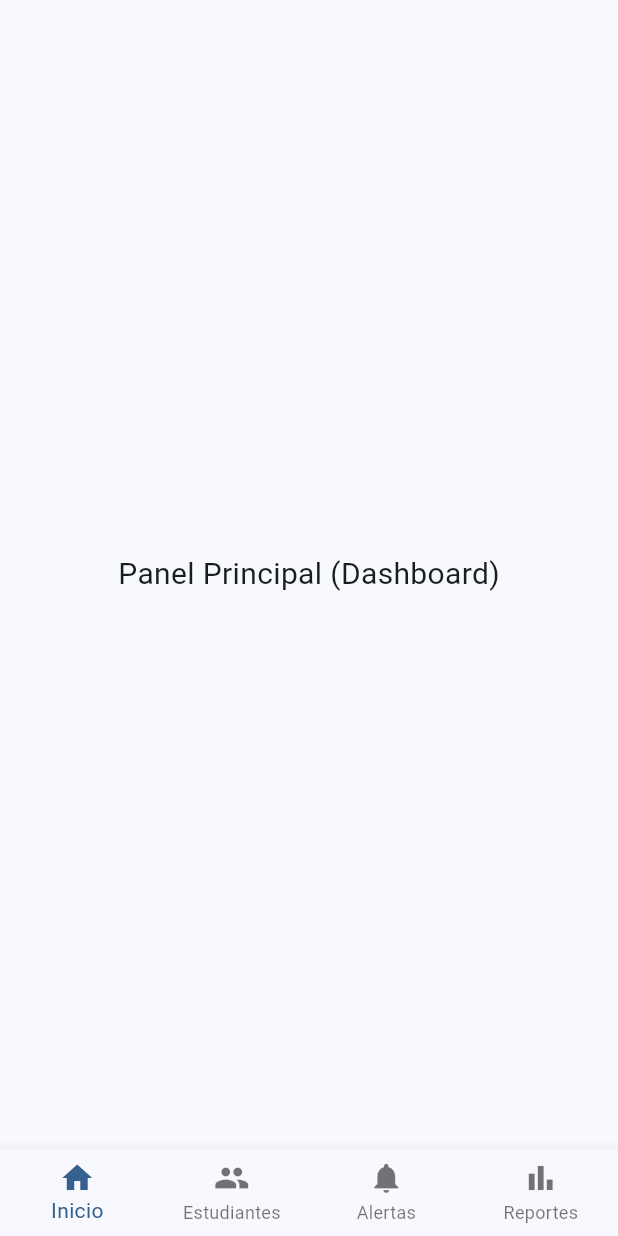
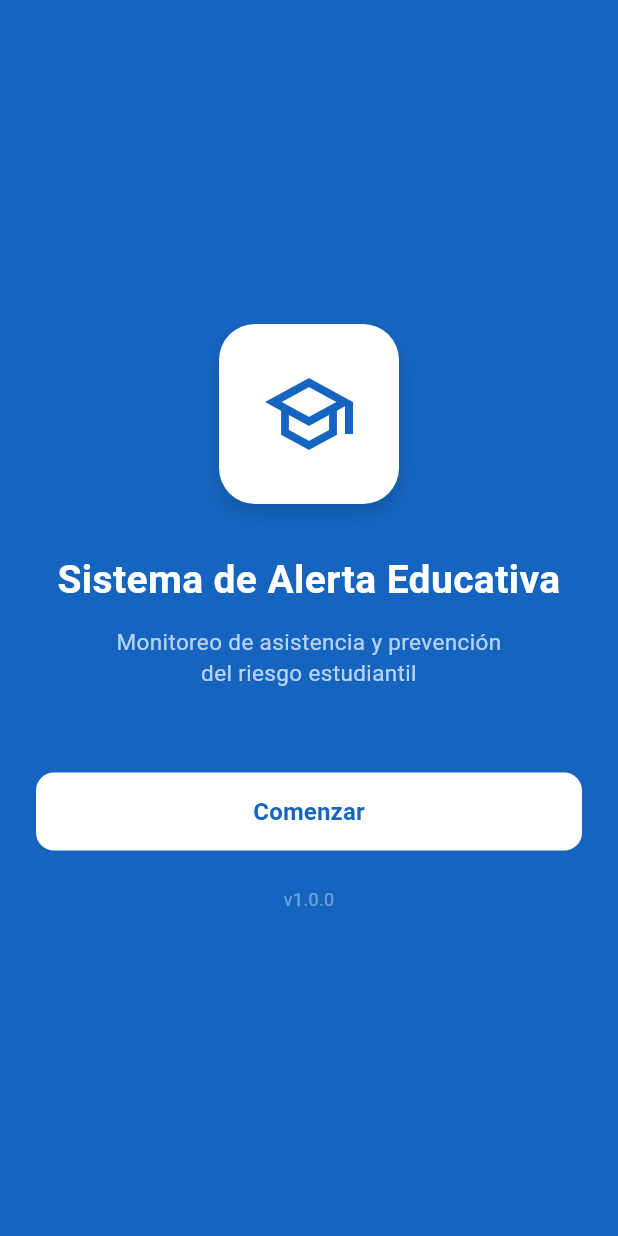
Before and after one commit to Minicodeveloper/asistencia_capullanas, a Flutter app: the screen it shows after launch, on a phone screen of 412 x 824 dp. Run offline on Flutter 3.47's test engine with Material 3 defaults, Android fonts, the phone set to English and light mode, and no system bars.

Commit message:
Estructura inicial de pantallas en lib/screens

```diff
--- a/lib/main.dart
+++ b/lib/main.dart
@@ -1,4 +1,7 @@
 import 'package:flutter/material.dart';
+import 'screens/welcome_screen.dart';
+import 'screens/login_screen.dart';
+import 'screens/dashboard_screen.dart';
 
 void main() {
   runApp(const AlertaEducativaApp());
@@ -10,53 +13,52 @@ class AlertaEducativaApp extends StatelessWidget {
   @override
   Widget build(BuildContext context) {
     return MaterialApp(
+      title: 'Alerta Educativa',
       debugShowCheckedModeBanner: false,
-      title: 'Alerta Educativa IA',
       theme: ThemeData(
-        colorScheme: ColorScheme.fromSeed(seedColor: Colors.blue),
+        primaryColor: const Color(0xFF1565C0),
+        colorScheme: ColorScheme.fromSeed(seedColor: const Color(0xFF1565C0)),
+        fontFamily: 'Roboto',
         useMaterial3: true,
       ),
-      home: const MainScreen(),
+      initialRoute: AppRoutes.welcome,
+      routes: {
+        AppRoutes.welcome: (context) => const WelcomeScreen(),
+        AppRoutes.login: (context) => const LoginScreen(),
+        AppRoutes.dashboard: (context) => const DashboardScreen(),
+
+        // Se irán agregando a medida que creemos cada pantalla:
+        // AppRoutes.studentsList: (context) => const StudentsListScreen(),
+        // AppRoutes.studentDetail: (context) => const StudentDetailScreen(),
+        // AppRoutes.riskAnalysis: (context) => const RiskAnalysisScreen(),
+        // AppRoutes.alerts: (context) => const AlertsScreen(),
+        // AppRoutes.reports: (context) => const ReportsScreen(),
+        // AppRoutes.communication: (context) => const CommunicationScreen(),
+        // AppRoutes.closing: (context) => const ClosingScreen(),
+      },
+      // Ruta de respaldo si se navega a un nombre no registrado.
+      onUnknownRoute: (settings) {
+        return MaterialPageRoute(
+          builder: (context) => const WelcomeScreen(),
+        );
+      },
     );
   }
 }
 
-class MainScreen extends StatefulWidget {
-  const MainScreen({super.key});
+/// Nombres de ruta centralizados. Usar siempre estas constantes
+/// en lugar de strings sueltos al navegar (Navigator.pushNamed(context, AppRoutes.login)).
+class AppRoutes {
+  AppRoutes._();
 
-  @override
-  State<MainScreen> createState() => _MainScreenState();
+  static const String welcome = '/';
+  static const String login = '/login';
+  static const String dashboard = '/dashboard';
+  static const String studentsList = '/students';
+  static const String studentDetail = '/students/detail';
+  static const String riskAnalysis = '/risk-analysis';
+  static const String alerts = '/alerts';
+  static const String reports = '/reports';
+  static const String communication = '/communication';
+  static const String closing = '/closing';
 }
-
-class _MainScreenState extends State<MainScreen> {
-  int _currentIndex = 0;
-
-  final List<Widget> _screens = const [
-    Center(child: Text('Panel Principal (Dashboard)', style: TextStyle(fontSize: 20))),
-    Center(child: Text('Lista de Estudiantes', style: TextStyle(fontSize: 20))),
-    Center(child: Text('Centro de Alertas', style: TextStyle(fontSize: 20))),
-    Center(child: Text('Reportes y Estadísticas', style: TextStyle(fontSize: 20))),
-  ];
-
-  @override
-  Widget build(BuildContext context) {
-    return Scaffold(
-      body: _screens[_currentIndex],
-      bottomNavigationBar: BottomNavigationBar(
-        currentIndex: _currentIndex,
-        onTap: (index) {
-          setState(() {
-            _currentIndex = index;
-          });
-        },
-        type: BottomNavigationBarType.fixed,
-        items: const [
-          BottomNavigationBarItem(icon: Icon(Icons.home), label: 'Inicio'),
-          BottomNavigationBarItem(icon: Icon(Icons.people), label: 'Estudiantes'),
-          BottomNavigationBarItem(icon: Icon(Icons.notifications), label: 'Alertas'),
-          BottomNavigationBarItem(icon: Icon(Icons.bar_chart), label: 'Reportes'),
-        ],
-      ),
-    );
-  }
-}
--- /dev/null
+++ b/lib/screens/welcome_screen.dart
@@ -0,0 +1,105 @@
+import 'package:flutter/material.dart';
+import 'login_screen.dart';
+
+/// Pantalla de bienvenida / portada de inicio.
+/// Primer punto de contacto del usuario con la app.
+class WelcomeScreen extends StatelessWidget {
+  const WelcomeScreen({super.key});
+
+  @override
+  Widget build(BuildContext context) {
+    return Scaffold(
+      backgroundColor: const Color(0xFF1565C0),
+      body: SafeArea(
+        child: Padding(
+          padding: const EdgeInsets.symmetric(horizontal: 24.0),
+          child: Column(
+            mainAxisAlignment: MainAxisAlignment.center,
+            children: [
+              // Icono / logo representativo del sistema
+              Container(
+                width: 120,
+                height: 120,
+                decoration: BoxDecoration(
+                  color: Colors.white,
+                  borderRadius: BorderRadius.circular(24),
+                  boxShadow: [
+                    BoxShadow(
+                      color: Colors.black.withOpacity(0.15),
+                      blurRadius: 12,
+                      offset: const Offset(0, 6),
+                    ),
+                  ],
+                ),
+                child: const Icon(
+                  Icons.school_outlined,
+                  size: 64,
+                  color: Color(0xFF1565C0),
+                ),
+              ),
+              const SizedBox(height: 32),
+
+              const Text(
+                'Sistema de Alerta Educativa',
+                textAlign: TextAlign.center,
+                style: TextStyle(
+                  fontSize: 26,
+                  fontWeight: FontWeight.bold,
+                  color: Colors.white,
+                ),
+              ),
+              const SizedBox(height: 12),
+
+              const Text(
+                'Monitoreo de asistencia y prevención\ndel riesgo estudiantil',
+                textAlign: TextAlign.center,
+                style: TextStyle(
+                  fontSize: 15,
+                  color: Colors.white70,
+                  height: 1.4,
+                ),
+              ),
+              const SizedBox(height: 56),
+
+              // Botón de acceso -> navega a la selección de rol / login
+              SizedBox(
+                width: double.infinity,
+                height: 52,
+                child: ElevatedButton(
+                  onPressed: () {
+                    Navigator.of(context).pushReplacement(
+                      MaterialPageRoute(
+                        builder: (context) => const LoginScreen(),
+                      ),
+                    );
+                  },
+                  style: ElevatedButton.styleFrom(
+                    backgroundColor: Colors.white,
+                    foregroundColor: const Color(0xFF1565C0),
+                    shape: RoundedRectangleBorder(
+                      borderRadius: BorderRadius.circular(12),
+                    ),
+                    elevation: 0,
+                  ),
+                  child: const Text(
+                    'Comenzar',
+                    style: TextStyle(
+                      fontSize: 16,
+                      fontWeight: FontWeight.w600,
+                    ),
+                  ),
+                ),
+              ),
+              const SizedBox(height: 24),
+
+              const Text(
+                'v1.0.0',
+                style: TextStyle(color: Colors.white38, fontSize: 12),
+              ),
+            ],
+          ),
+        ),
+      ),
+    );
+  }
+}
```
Also changed, not shown: lib/screens/dashboard_screen.dart (added, +358 -0 lines), lib/screens/login_screen.dart (added, +203 -0 lines), lib/screens/alerts_screen.dart (added), lib/screens/closing_screen.dart (added), lib/screens/communication_screen.dart (added), lib/screens/reports_screen.dart (added), lib/screens/risk_analysis_screen.dart (added), lib/screens/student_detail_screen.dart (added), lib/screens/students_list_screen.dart (added), 1 other file.
